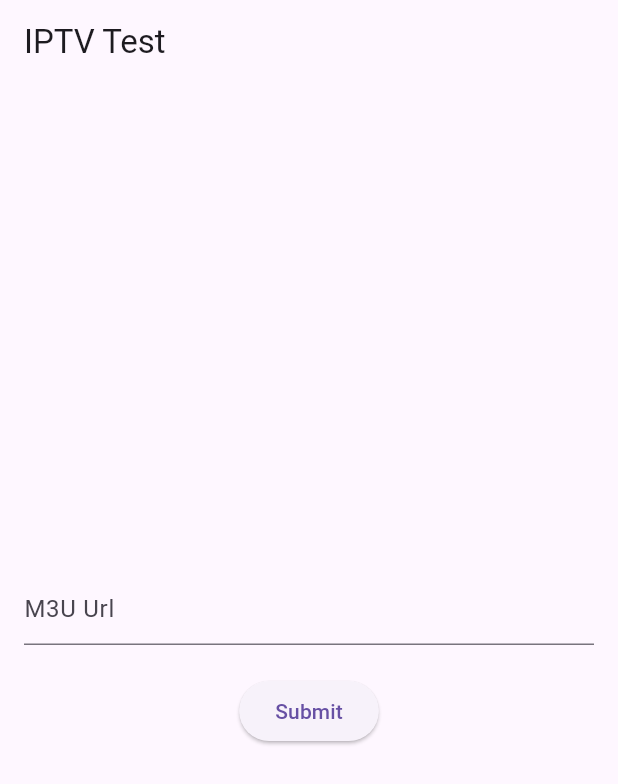
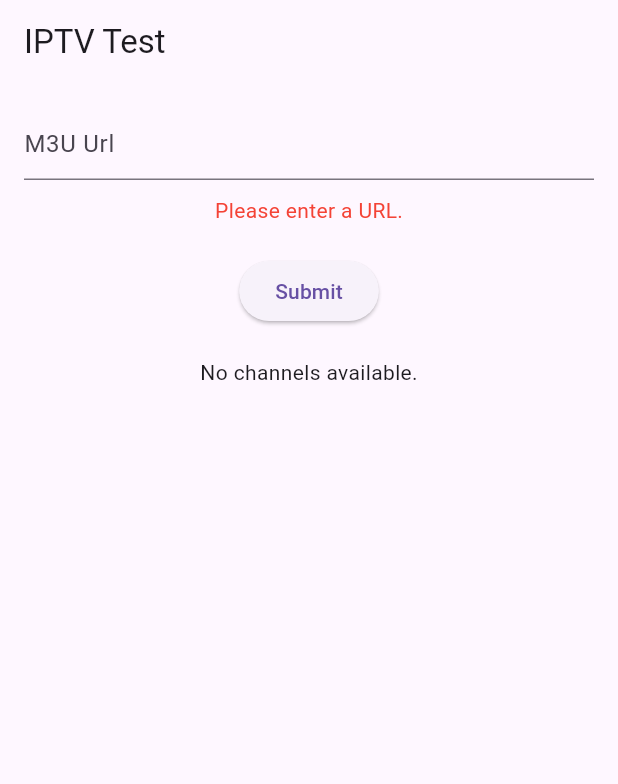
Before and after one commit to Vanderbiller/IPTV-App, a Flutter app: the screen it shows after launch, after a tap on "Submit", on a phone screen of 412 x 824 dp. Shown: the top 784 px of the screen. Run offline on Flutter 3.47's test engine with Material 3 defaults, Android fonts, the phone set to English and light mode, and no system bars; our stand-ins replace cached_network_image.

Commit message:
changes: added the display of groupings for all channels. Each one will be a dropdown with all channels listed in it (Need for UI improvements, maybe lazy loading or something that doesnt load all channels at once, but based on scroll). Adding lazy image loading to help with the memory and power usage being above what is desired (still needs some improvement, but now the app doesnt crash yay!) The m3u parser now also returns a map of channels, so now logic was implemented to accept that. Added QOL features: loading spinner is now shown while waiting for channels to be returned and app will give an error message if no url is entered.

```diff
--- a/lib/home_screen.dart
+++ b/lib/home_screen.dart
@@ -1,5 +1,7 @@
 import 'package:flutter/material.dart';
-import 'package:sample_app/M3UParser.dart';
+import 'package:cached_network_image/cached_network_image.dart';
+import 'm3uparser.dart';
+import 'video_player_screen.dart';
 
 class HomeScreen extends StatefulWidget {
   const HomeScreen({super.key});
@@ -10,21 +12,38 @@ class HomeScreen extends StatefulWidget {
 
 class HomeScreenState extends State<HomeScreen> {
   final TextEditingController _controller = TextEditingController();
+  Map<String?, List<Channel>>? _channelsByGroup;
+
+  bool _isLoading = false;
+  String? _errorMessage;
 
   void _submit() async {
     String url = _controller.text;
 
-    if (url.isNotEmpty) {
-      try {
-        final parser = M3UParser();
-        parser.parseM3U(url);
-      }
-      catch (e) {
-        print(e);
-      }
+    if (url.isEmpty) {
+      setState(() {
+        _errorMessage = "Please enter a URL.";
+      });
+      return;
     }
-    else {
-      print ("enter url");
+
+    setState(() {
+      _isLoading = true;
+      _errorMessage = null;
+    });
+
+    try {
+      final parser = M3UParser();
+      final channels = await parser.parseM3U(url);
+      setState(() {
+        _channelsByGroup = channels;
+        _isLoading = false;
+      });
+    } catch (e) {
+      setState(() {
+        _isLoading = false;
+        _errorMessage = "Failed to load channels. Please check the URL.";
+      });
     }
   }
 
@@ -37,25 +56,78 @@ class HomeScreenState extends State<HomeScreen> {
       body: Padding(
         padding: const EdgeInsets.all(16.0),
         child: Column(
-          mainAxisAlignment: MainAxisAlignment.center,
+          mainAxisAlignment: MainAxisAlignment.start,
           children: [
             TextFormField(
               controller: _controller,
               decoration: const InputDecoration(
                 border: UnderlineInputBorder(),
-                hintText: 'M3U Url'
+                hintText: 'M3U Url',
               ),
             ),
+            if (_errorMessage != null) ...[
+              const SizedBox(height: 10),
+              Text(
+                _errorMessage!,
+                style: const TextStyle(color: Colors.red),
+              ),
+            ],
             const SizedBox(height: 20),
             ElevatedButton(
               onPressed: _submit,
               child: const Text('Submit'),
-            )
+            ),
+            const SizedBox(height: 20),
+            _isLoading
+                ? const CircularProgressIndicator()
+                : _channelsByGroup == null
+                    ? const Text("No channels available.")
+                    : Expanded(
+                        child: ListView(
+                          children: _channelsByGroup!.entries.map((entry) {
+                            return ExpansionTile(
+                              title: Text(
+                                entry.key ?? 'Other',
+                                style: const TextStyle(
+                                  fontSize: 18,
+                                  fontWeight: FontWeight.bold,
+                                ),
+                              ),
+                              children: entry.value.map((channel) {
+                                return ListTile(
+                                  leading: CachedNetworkImage(
+                                    imageUrl: channel.logo,
+                                    errorWidget: (context, url, error) =>
+                                        const Icon(Icons
+                                            .image_not_supported),
+                                    width: 50,
+                                    height: 50,
+                                    fit: BoxFit
+                                        .cover,
+                                  ),
+                                  title: Text(channel.name),
+                                  onTap: () {
+                                    Navigator.push(
+                                      context,
+                                      MaterialPageRoute(
+                                        builder: (context) => VideoPlayerScreen(
+                                          channelName: channel.name,
+                                        ),
+                                      ),
+                                    );
+                                  },
+                                );
+                              }).toList(),
+                            );
+                          }).toList(),
+                        ),
+                      ),
           ],
         ),
-        ),
+      ),
     );
   }
+
   @override
   void dispose() {
     _controller.dispose();
```
